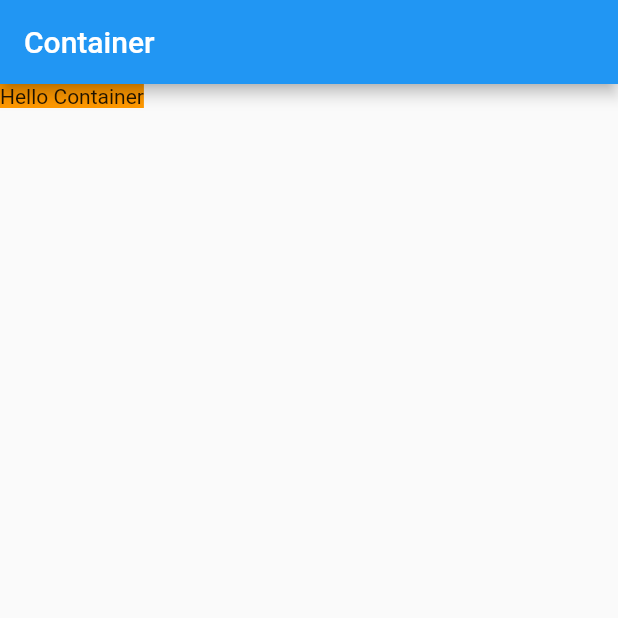
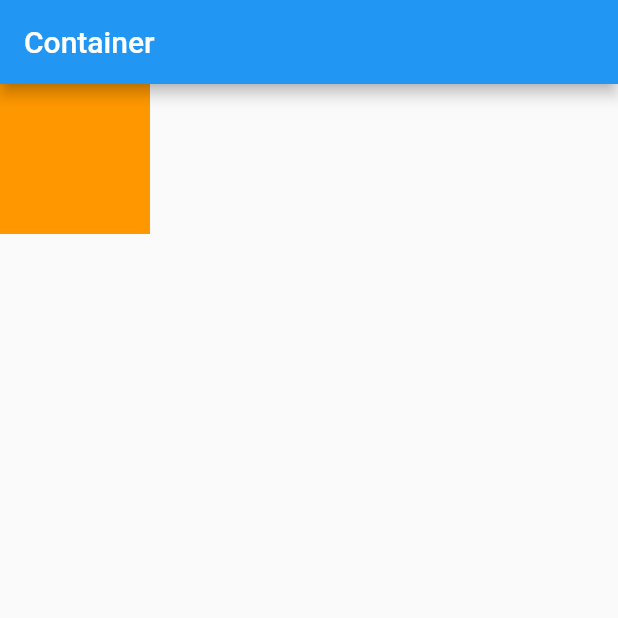
Before and after one commit to MonikaSliciute/hello-layouts, a Flutter app: the screen it shows after launch, on a phone screen of 412 x 824 dp, the top half of it. Run offline on Flutter 3.47's test engine with Material 2 defaults, Android fonts, the phone set to English and light mode, and no system bars.

Commit message:
Wrapped container with Column

```diff
--- a/lib/main.dart
+++ b/lib/main.dart
@@ -13,9 +13,14 @@ class MyApp extends StatelessWidget {
         appBar: AppBar(
           title: Text('Container'),
         ),
-        body: Container(
-          color: Colors.orange,
-          child: Text("Hello Container"),
+        body: Column(
+          children: [
+            Container(
+              color: Colors.orange,
+              width: 100.0,
+              height: 100.0,
+            ),
+          ],
         ),
       ),
     );
```
